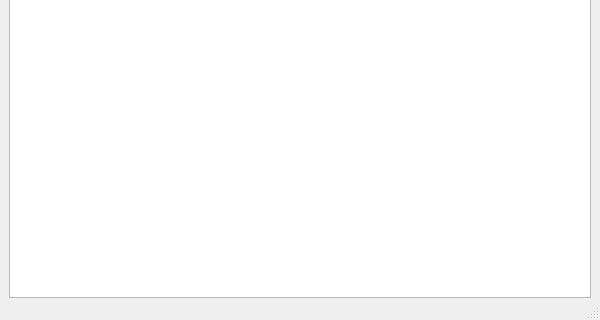
tsujan/Arqiver, file mainWin.ui: the form before one commit; both pictures show x 0 to 600 and y 180 to 500 of the 600 by 500 pixel window.
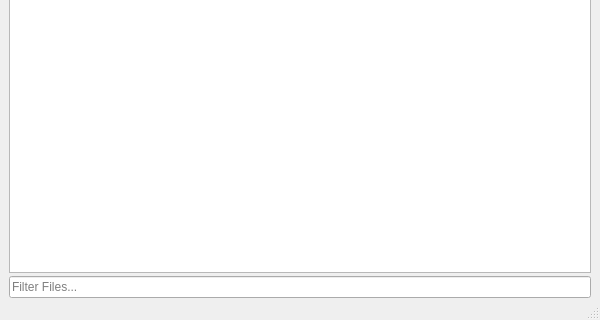
The form after the commit. Custom widgets are drawn as their Qt base class.

Diff of the .ui file:
```diff
--- a/mainWin.ui
+++ b/mainWin.ui
@@ -95,6 +95,16 @@
       </column>
      </widget>
     </item>
+    <item>
+     <widget class="LineEdit" name="lineEdit">
+      <property name="placeholderText">
+       <string>Filter Files...</string>
+      </property>
+      <property name="clearButtonEnabled">
+       <bool>true</bool>
+      </property>
+     </widget>
+    </item>
    </layout>
   </widget>
   <widget class="QMenuBar" name="menubar">
@@ -275,6 +285,11 @@
    <extends>QTreeWidget</extends>
    <header>treeWidget.h</header>
   </customwidget>
+  <customwidget>
+   <class>LineEdit</class>
+   <extends>QLineEdit</extends>
+   <header>lineedit.h</header>
+  </customwidget>
  </customwidgets>
  <connections/>
 </ui>
```
